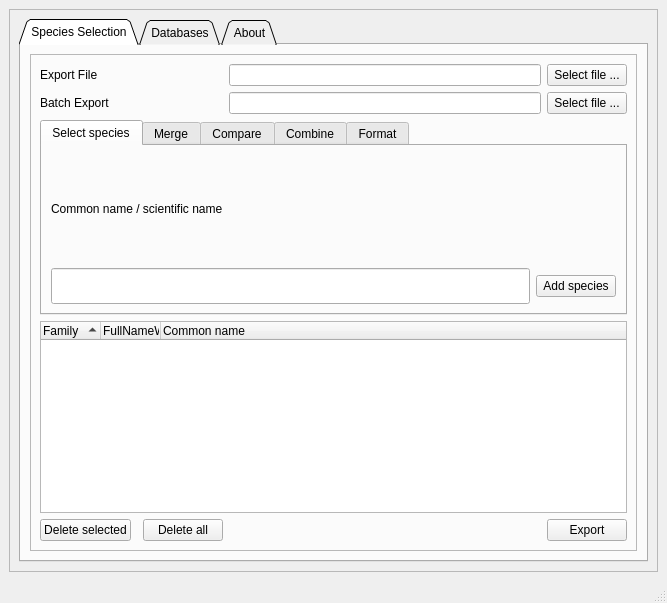
First picture: the form in src/ui/ui_main.ui, repository TaiBON/checklister, before the edit.
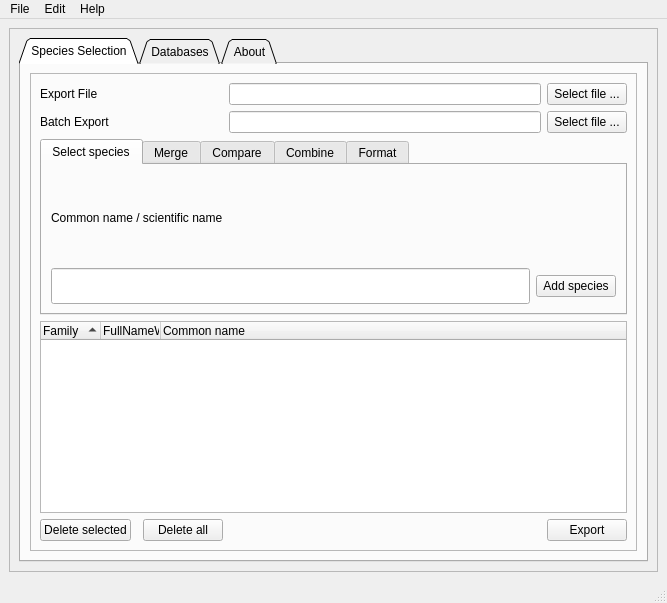
Second picture: the form after the edit.

Commit message: add menubar actions

What changed in the file:
```diff
--- a/src/ui/ui_main.ui
+++ b/src/ui/ui_main.ui
@@ -765,6 +765,29 @@
      <height>22</height>
     </rect>
    </property>
+   <widget class="QMenu" name="menuFile">
+    <property name="title">
+     <string>File</string>
+    </property>
+    <addaction name="actionExport"/>
+    <addaction name="actionBatch"/>
+   </widget>
+   <widget class="QMenu" name="menuEdit">
+    <property name="title">
+     <string>Edit</string>
+    </property>
+    <addaction name="actionDeleteSel"/>
+    <addaction name="actionDeleteAll"/>
+    <addaction name="actionClearSp"/>
+   </widget>
+   <widget class="QMenu" name="menuHelp">
+    <property name="title">
+     <string>Help</string>
+    </property>
+   </widget>
+   <addaction name="menuFile"/>
+   <addaction name="menuEdit"/>
+   <addaction name="menuHelp"/>
   </widget>
   <widget class="QStatusBar" name="statusbar"/>
  </widget>
```
Left out of the diff: 37 changed lines with no effect on the pictures. The commit also changes 2 other files.
